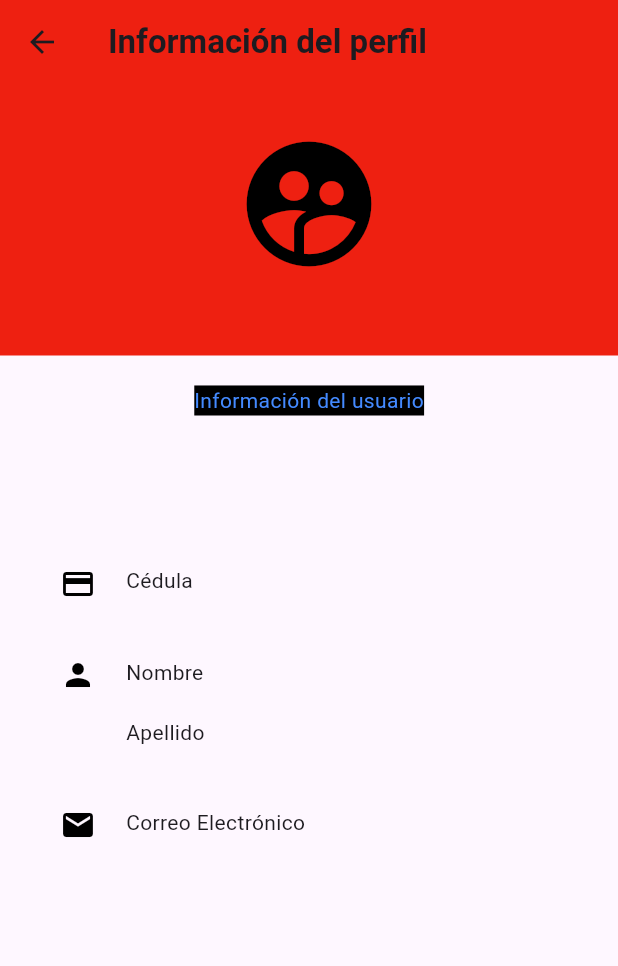
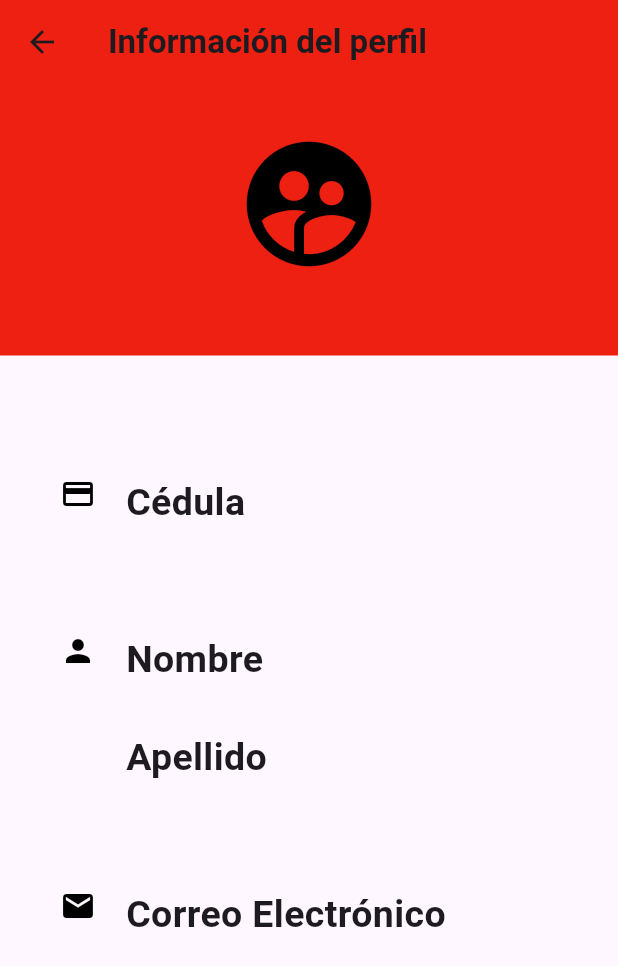
Before and after one commit to ara-project/Front, a Flutter app: the Perfil screen opened directly with empty values, on a phone screen of 412 x 824 dp. Shown: the top 966 px of the screen. Run offline on Flutter 3.47's test engine with Material 3 defaults, Android fonts, the phone set to English and light mode, and no system bars; our stand-ins replace google_sign_in, shared_preferences; missing offline and left inert: money2, simple_barcode_scanner; accounts and stored records are empty.

Commit message:
update changes last deliver

```diff
--- a/lib/controllers/personaC.dart
+++ b/lib/controllers/personaC.dart
@@ -179,9 +179,8 @@ class personaC {
       "role": "CUSTOMER",
       "urlPhoto": p.urlPhoto.toString()
     });
-    developer.log('todo bien: ${body.toString()}');
-
     try {
+      developer.log(body.toString());
       var response = await http.post(
         url,
         body: body.toString(),
@@ -192,14 +191,11 @@ class personaC {
 
       if (response.statusCode == 200) {
         dynamic jsonData = jsonDecode(response.body);
-
         developer.log('todo bien: ${jsonData}');
-
         return '1';
       } else {
         if (response.statusCode == 450) {
           developer.log('ya existe: ${response.statusCode}');
-
           return '2';
         }
         developer.log('Error: ${response.statusCode}');
--- a/lib/pages/payment_method.dart
+++ b/lib/pages/payment_method.dart
@@ -32,7 +32,8 @@ class _PaymentMethodState extends State<PaymentMethod> {
           elevation: 0,
           centerTitle: true,
         ),
-        body: SafeArea(
+        body: SingleChildScrollView(
+            child: SafeArea(
           child: Padding(
             padding: EdgeInsets.all(20),
             child: Center(
@@ -282,7 +283,7 @@ class _PaymentMethodState extends State<PaymentMethod> {
               ),
             ),
           ),
-        ));
+        )));
   }
 }
 
--- a/lib/pages/perfile_page.dart
+++ b/lib/pages/perfile_page.dart
@@ -1,5 +1,8 @@
+import 'dart:ui';
+
 import 'package:flutter/cupertino.dart';
 import 'package:flutter/material.dart';
+import 'package:flutter/widgets.dart';
 import 'package:front_ara/entitys/person.dart';
 
 class Perfil extends StatelessWidget {
@@ -34,7 +37,7 @@ class Perfil extends StatelessWidget {
                       mainAxisAlignment: MainAxisAlignment.center,
                       children: [
                         usuario.urlPhoto.isEmpty
-                            ? Icon(
+                            ? const Icon(
                                 Icons.supervised_user_circle_rounded,
                                 size: 100,
                                 color: Colors.black,
@@ -46,17 +49,10 @@ class Perfil extends StatelessWidget {
                   ],
                 ),
               )),
-          Center(
+          Expanded(
               child: Padding(
-            padding: EdgeInsets.all(20),
-            child: Text(
-              'Información del usuario',
-              textAlign: TextAlign.justify,
-              style: TextStyle(color: Colors.blueAccent, background: Paint()),
-            ),
-          )),
-          Padding(
                   padding: const EdgeInsets.all(40),
+                  child: SingleChildScrollView(
                     child: Column(
                       mainAxisAlignment: MainAxisAlignment.start,
                       children: [
@@ -72,13 +68,19 @@ class Perfil extends StatelessWidget {
                             Column(
                               crossAxisAlignment: CrossAxisAlignment.start,
                               children: [
-                        const Text("Cédula"),
-                        Text(usuario.cedula),
+                                Text(
+                                  "Cédula",
+                                  style: Titulos(),
+                                ),
+                                Text(
+                                  usuario.cedula,
+                                  style: subtitulos(),
+                                ),
                               ],
                             ),
                           ],
                         ),
-                const SizedBox(height: 20),
+                        const SizedBox(height: 40),
                         Row(
                           crossAxisAlignment: CrossAxisAlignment.start,
                           children: [
@@ -90,19 +92,32 @@ class Perfil extends StatelessWidget {
                             Column(
                               crossAxisAlignment: CrossAxisAlignment.start,
                               children: [
-                        const Text("Nombre"),
                                 Text(
-                            usuario.primerNombre + ' ' + usuario.segundoNombre),
-                        const Text("Apellido"),
-                        Text(usuario.primerApellido +
+                                  "Nombre",
+                                  style: Titulos(),
+                                ),
+                                Text(
+                                  usuario.primerNombre +
                                       ' ' +
-                            usuario.segundoApellido)
+                                      usuario.segundoNombre,
+                                  style: subtitulos(),
+                                ),
+                                Text(
+                                  "Apellido",
+                                  style: Titulos(),
+                                ),
+                                Text(
+                                  usuario.primerApellido +
+                                      ' ' +
+                                      usuario.segundoApellido,
+                                  style: subtitulos(),
+                                )
                               ],
                             ),
                           ],
                         ),
                         const SizedBox(
-                  height: 20,
+                          height: 40,
                         ),
                         Row(
                           crossAxisAlignment: CrossAxisAlignment.start,
@@ -117,26 +132,79 @@ class Perfil extends StatelessWidget {
                             Column(
                               crossAxisAlignment: CrossAxisAlignment.start,
                               children: [
-                        const Text("Correo Electrónico"),
-                        Text(usuario.correo)
+                                Text(
+                                  "Correo Electrónico",
+                                  overflow: TextOverflow.clip,
+                                  maxLines: 3,
+                                  style: Titulos(),
+                                ),
+                                Container(
+                                    width: 250,
+                                    child: Text(
+                                      overflow: TextOverflow.clip,
+                                      maxLines: 3,
+                                      usuario.correo,
+                                      style: subtitulos(),
+                                    ))
                               ],
                             )
                           ],
                         )
                       ],
                     ),
-          )
+                  )))
         ],
       )),
     );
   }
 
+// Metodo de estilo de textos
+
+  TextStyle Titulos() {
+    return TextStyle(fontSize: 25, fontWeight: FontWeight.bold);
+  }
+
+  //Metodo de subtitulos
+  TextStyle subtitulos() {
+    return TextStyle(
+      fontSize: 20,
+      fontFamily: 'consolas',
+    );
+  }
+
   Widget _buildProductImage(String imageUrl) {
     try {
-      return Image.network(
-        height: height * 0.135,
-        width: width * 0.35,
+      return Container(
+          width: 200.0,
+          height: 200.0,
+          decoration: BoxDecoration(
+            shape: BoxShape.circle,
+            border: Border.all(color: Colors.black, width: 4.0),
+          ),
+          child: ClipOval(
+            child: Image.network(
               imageUrl,
+              fit: BoxFit.cover,
+              loadingBuilder: (BuildContext context, Widget child,
+                  ImageChunkEvent? loadingProgress) {
+                if (loadingProgress == null) {
+                  return child;
+                } else {
+                  return Center(
+                    child: CircularProgressIndicator(),
+                  );
+                }
+              },
+            ),
+          ));
+    } catch (e) {
+      return const SizedBox();
+    }
+  }
+}/*
+Image.network(
+            imageUrl,
+            fit: BoxFit.cover,
             loadingBuilder: (BuildContext context, Widget child,
                 ImageChunkEvent? loadingProgress) {
               if (loadingProgress == null) {
@@ -145,9 +213,4 @@ class Perfil extends StatelessWidget {
                 return const CircularProgressIndicator();
               }
             },
-      );
-    } catch (e) {
-      return const SizedBox();
-    }
-  }
-}
+          )*/
```
Also changed, not shown: lib/controllers/oauthC.dart (+12 -9 lines), lib/services/personasS.dart (+1 -7 lines), lib/widgets/configW.dart (+9 -6 lines). Lines whose indentation alone changed are shown as unchanged.
